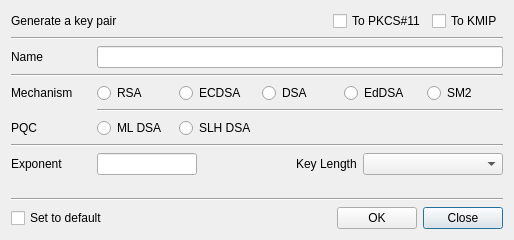
First picture: the form in CertMan/new_key_dlg.ui, repository jykim74/CertMan, before the edit.
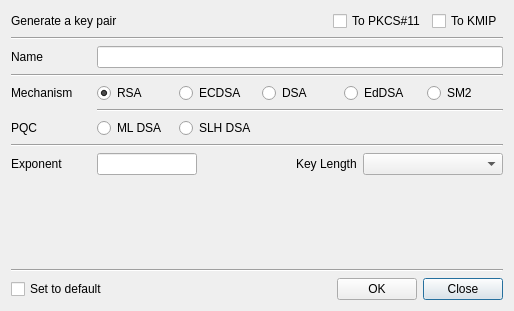
Second picture: the form after the edit.

```diff
--- a/CertMan/new_key_dlg.ui
+++ b/CertMan/new_key_dlg.ui
@@ -7,7 +7,7 @@
     <x>0</x>
     <y>0</y>
     <width>514</width>
-    <height>240</height>
+    <height>311</height>
    </rect>
   </property>
   <property name="windowTitle">
@@ -115,6 +115,9 @@
        <property name="text">
         <string>RSA</string>
        </property>
+       <property name="checked">
+        <bool>true</bool>
+       </property>
       </widget>
      </item>
      <item row="0" column="4">
```
